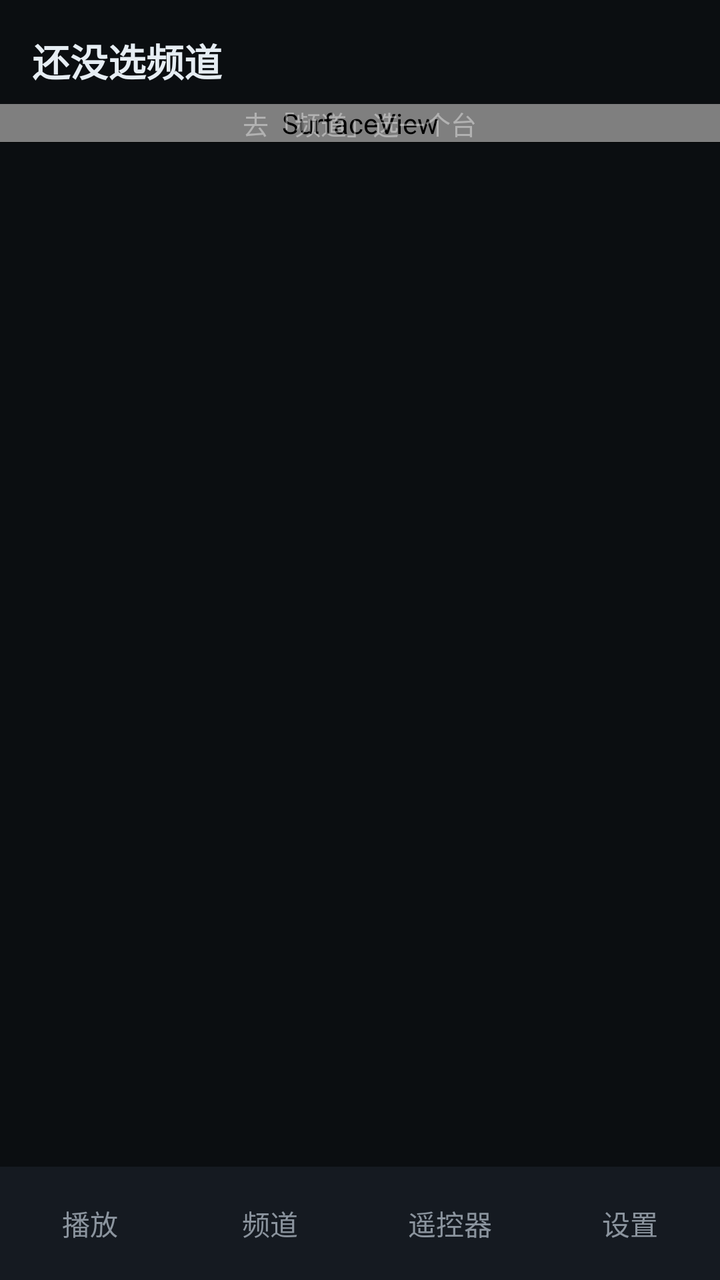
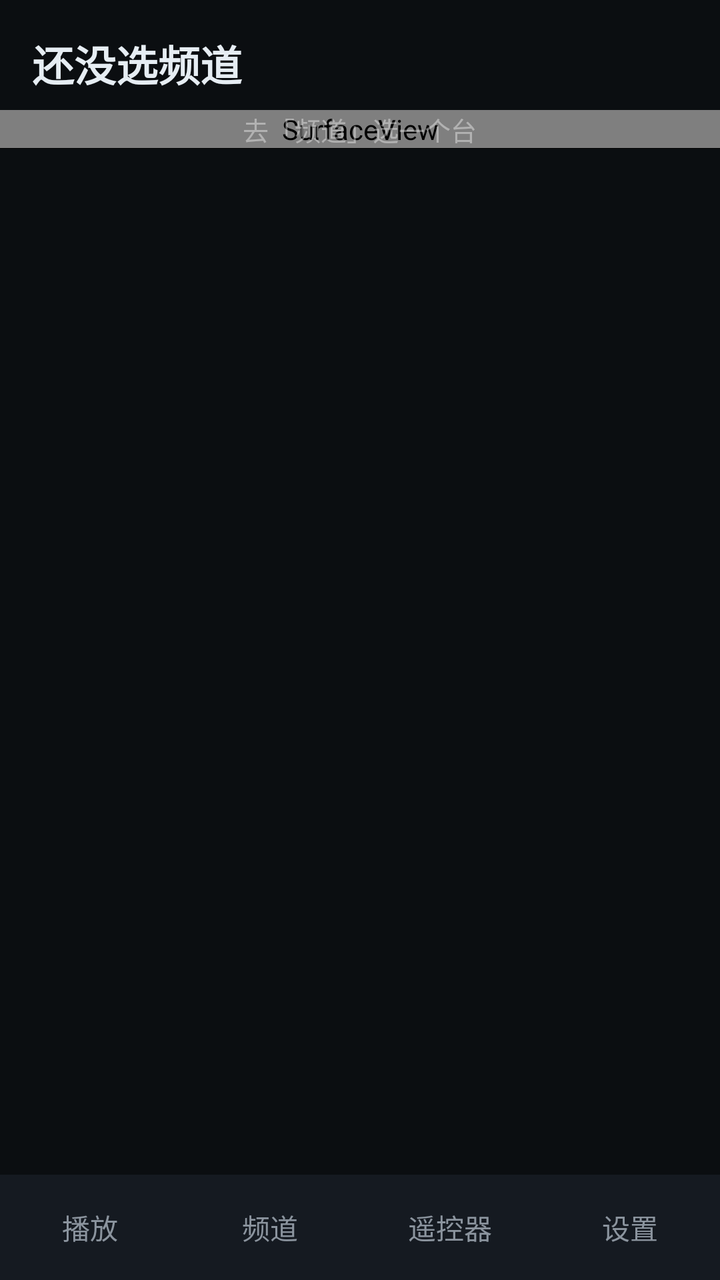

Two renders of the same Android screen: before a commit and after it. Below are the layout's source before the change and the commit's diff.
<!-- AndroidManifest.xml: application theme Theme.Litv -->
<!-- res/layout/activity_phone_home.xml -->
<?xml version="1.0" encoding="utf-8"?>
<LinearLayout xmlns:android="http://schemas.android.com/apk/res/android"
    android:layout_width="match_parent"
    android:layout_height="match_parent"
    android:background="@color/bg"
    android:orientation="vertical">

    <FrameLayout
        android:layout_width="match_parent"
        android:layout_height="0dp"
        android:layout_weight="1">

        
        <LinearLayout
            android:id="@+id/panelPlay"
            android:layout_width="match_parent"
            android:layout_height="match_parent"
            android:orientation="vertical">

            <LinearLayout
                android:id="@+id/playHeader"
                android:layout_width="match_parent"
                android:layout_height="wrap_content"
                android:gravity="center_vertical"
                android:orientation="horizontal"
                android:paddingHorizontal="16dp"
                android:paddingTop="16dp"
                android:paddingBottom="8dp">

                <TextView
                    android:id="@+id/playName"
                    android:layout_width="0dp"
                    android:layout_height="wrap_content"
                    android:layout_weight="1"
                    android:ellipsize="end"
                    android:maxLines="1"
                    android:text="还没选频道"
                    android:textColor="@color/text_primary"
                    android:textSize="19sp"
                    android:textStyle="bold" />

                <TextView
                    android:id="@+id/playEngine"
                    android:layout_width="wrap_content"
                    android:layout_height="wrap_content"
                    android:layout_marginStart="8dp"
                    android:textColor="@color/accent"
                    android:textSize="11sp" />
            </LinearLayout>

            <FrameLayout
                android:id="@+id/videoBox"
                android:layout_width="match_parent"
                android:layout_height="wrap_content"
                android:background="@android:color/black">

                <SurfaceView
                    android:id="@+id/surface"
                    android:layout_width="match_parent"
                    android:layout_height="match_parent" />

                <ProgressBar
                    android:id="@+id/loading"
                    android:layout_width="38dp"
                    android:layout_height="38dp"
                    android:layout_gravity="center"
                    android:indeterminateTint="@color/accent"
                    android:visibility="gone" />

                <TextView
                    android:id="@+id/gestureTip"
                    android:layout_width="wrap_content"
                    android:layout_height="wrap_content"
                    android:layout_gravity="center"
                    android:background="#CC151A21"
                    android:paddingHorizontal="18dp"
                    android:paddingVertical="10dp"
                    android:textColor="@color/text_primary"
                    android:textSize="15sp"
                    android:visibility="gone" />

                <TextView
                    android:id="@+id/playHint"
                    android:layout_width="wrap_content"
                    android:layout_height="wrap_content"
                    android:layout_gravity="center"
                    android:text="去「频道」选一个台"
                    android:textColor="#66FFFFFF"
                    android:textSize="13sp" />

                
                <LinearLayout
                    android:id="@+id/playerControls"
                    android:layout_width="match_parent"
                    android:layout_height="wrap_content"
                    android:layout_gravity="bottom"
                    android:background="#99000000"
                    android:gravity="center_vertical"
                    android:orientation="horizontal"
                    android:paddingHorizontal="8dp"
                    android:paddingVertical="6dp"
                    android:visibility="gone">

                    <TextView
                        android:id="@+id/btnPrev"
                        style="@style/PhoneCtl"
                        android:text="⏮&#10;上一台" />

                    <TextView
                        android:id="@+id/btnPlayPause"
                        style="@style/PhoneCtl"
                        android:text="⏸&#10;暂停" />

                    <TextView
                        android:id="@+id/btnNext"
                        style="@style/PhoneCtl"
                        android:text="⏭&#10;下一台" />

                    <TextView
                        android:id="@+id/btnMute"
                        style="@style/PhoneCtl"
                        android:text="🔇&#10;静音" />

                    <TextView
                        android:id="@+id/btnFullscreen"
                        style="@style/PhoneCtl"
                        android:text="⛶&#10;全屏" />

                    <TextView
                        android:id="@+id/btnCast"
                        style="@style/PhoneCtl"
                        android:text="📺&#10;投屏" />
                </LinearLayout>
            </FrameLayout>

            <TextView
                android:id="@+id/playNow"
                android:layout_width="match_parent"
                android:layout_height="wrap_content"
                android:ellipsize="end"
                android:maxLines="1"
                android:paddingHorizontal="16dp"
                android:paddingTop="10dp"
                android:textColor="@color/text_secondary"
                android:textSize="12sp" />

            
            <TextView
                android:id="@+id/playRoute"
                android:layout_width="match_parent"
                android:layout_height="wrap_content"
                android:ellipsize="end"
                android:maxLines="1"
                android:paddingHorizontal="16dp"
                android:paddingTop="3dp"
                android:textColor="#66FFFFFF"
                android:textSize="11sp" />

            <ScrollView
                android:layout_width="match_parent"
                android:layout_height="0dp"
                android:layout_weight="1"
                android:clipToPadding="false"
                android:paddingHorizontal="16dp"
                android:scrollbars="none">

                <LinearLayout
                    android:id="@+id/epgList"
                    android:layout_width="match_parent"
                    android:layout_height="wrap_content"
                    android:orientation="vertical" />
            </ScrollView>
        </LinearLayout>

        
        <LinearLayout
            android:id="@+id/panelChannel"
            android:layout_width="match_parent"
            android:layout_height="match_parent"
            android:background="@color/bg"
            android:orientation="vertical"
            android:visibility="gone">

            <TextView
                android:id="@+id/status"
                android:layout_width="match_parent"
                android:layout_height="wrap_content"
                android:paddingHorizontal="16dp"
                android:paddingTop="16dp"
                android:textColor="@color/text_secondary"
                android:textSize="12sp" />

            <EditText
                android:id="@+id/searchInput"
                android:layout_width="match_parent"
                android:layout_height="wrap_content"
                android:layout_marginHorizontal="16dp"
                android:layout_marginTop="8dp"
                android:autofillHints="none"
                android:background="@drawable/bg_card"
                android:hint="搜频道名 / 分组"
                android:imeOptions="actionSearch"
                android:inputType="text"
                android:maxLines="1"
                android:paddingHorizontal="14dp"
                android:paddingVertical="9dp"
                android:singleLine="true"
                android:textColor="@color/text_primary"
                android:textColorHint="@color/text_secondary"
                android:textSize="14sp" />

            <HorizontalScrollView
                android:id="@+id/groupBar"
                android:layout_width="match_parent"
                android:layout_height="wrap_content"
                android:layout_marginTop="6dp"
                android:paddingHorizontal="12dp"
                android:scrollbars="none">

                <LinearLayout
                    android:id="@+id/groupChips"
                    android:layout_width="wrap_content"
                    android:layout_height="wrap_content"
                    android:orientation="horizontal" />
            </HorizontalScrollView>

            <androidx.recyclerview.widget.RecyclerView
                android:id="@+id/list"
                android:layout_width="match_parent"
                android:layout_height="0dp"
                android:layout_marginTop="4dp"
                android:layout_weight="1"
                android:clipToPadding="false"
                android:paddingHorizontal="16dp"
                android:paddingBottom="12dp"
                android:scrollbars="none" />

            <TextView
                android:id="@+id/empty"
                android:layout_width="match_parent"
                android:layout_height="0dp"
                android:layout_weight="1"
                android:gravity="center"
                android:text="@string/empty_channels"
                android:textColor="@color/text_secondary"
                android:textSize="16sp"
                android:visibility="gone" />
        </LinearLayout>
    </FrameLayout>

    
    <LinearLayout
        android:id="@+id/bottomTabs"
        android:layout_width="match_parent"
        android:layout_height="wrap_content"
        android:background="@color/bg_panel"
        android:orientation="horizontal"
        android:paddingVertical="10dp">

        <TextView
            android:id="@+id/tabPlay"
            style="@style/PhoneTab"
            android:text="播放" />

        <TextView
            android:id="@+id/tabChannel"
            style="@style/PhoneTab"
            android:text="频道" />

        <TextView
            android:id="@+id/tabRemote"
            style="@style/PhoneTab"
            android:text="遥控器" />

        <TextView
            android:id="@+id/tabSettings"
            style="@style/PhoneTab"
            android:text="设置" />
    </LinearLayout>
</LinearLayout>
<!-- resources referenced by this layout -->
<resources>
  <color name="accent">#FF2DD4BF</color>
  <color name="bg">#FF0B0E11</color>
  <color name="bg_panel">#FF151A21</color>
  <color name="text_primary">#FFE6EDF3</color>
  <color name="text_secondary">#FF8B949E</color>
  <!-- drawable bg_card (drawable) -->
  <?xml version="1.0" encoding="utf-8"?>
  <shape xmlns:android="http://schemas.android.com/apk/res/android"
      android:shape="rectangle">
      <solid android:color="@color/bg_card" />
      <corners android:radius="10dp" />
  </shape>
  <string name="empty_channels">还没有频道\n请先在管理台导入直播源</string>
  <style name="PhoneCtl">
          <item name="android:layout_width">0dp</item>
          <item name="android:layout_height">wrap_content</item>
          <item name="android:layout_weight">1</item>
          <item name="android:layout_marginHorizontal">3dp</item>
          <item name="android:background">@drawable/bg_card</item>
          <item name="android:gravity">center</item>
          <item name="android:paddingVertical">7dp</item>
          <item name="android:textColor">@color/text_primary</item>
          <item name="android:textSize">13sp</item>
      </style>
  <style name="PhoneTab">
          <item name="android:layout_width">0dp</item>
          <item name="android:layout_height">wrap_content</item>
          <item name="android:layout_weight">1</item>
          <item name="android:gravity">center</item>
          <item name="android:paddingVertical">8dp</item>
          <item name="android:textColor">@color/text_secondary</item>
          <item name="android:textSize">14sp</item>
      </style>
  <style name="Theme.Litv" parent="Theme.AppCompat.NoActionBar">
          <item name="android:windowBackground">@color/bg</item>
          <item name="android:colorBackground">@color/bg</item>
          <item name="android:textColorPrimary">@color/text_primary</item>
          <item name="android:textColorSecondary">@color/text_secondary</item>
          <item name="android:statusBarColor">@color/bg</item>
          <item name="android:navigationBarColor">@color/bg</item>
      </style>
  <color name="bg_card">#FF1C232C</color>
</resources>

<!-- the commit's change to res/layout/activity_phone_home.xml (unified diff, before → after) -->
@@ -36,7 +36,7 @@
                     android:maxLines="1"
                     android:text="还没选频道"
                     android:textColor="@color/text_primary"
-                    android:textSize="19sp"
+                    android:textSize="21sp"
                     android:textStyle="bold" />
 
                 <TextView
@@ -73,10 +73,10 @@
                     android:layout_height="wrap_content"
                     android:layout_gravity="center"
                     android:background="#CC151A21"
-                    android:paddingHorizontal="18dp"
-                    android:paddingVertical="10dp"
+                    android:paddingHorizontal="16dp"
+                    android:paddingVertical="8dp"
                     android:textColor="@color/text_primary"
-                    android:textSize="15sp"
+                    android:textSize="16sp"
                     android:visibility="gone" />
 
                 <TextView
@@ -98,7 +98,7 @@
                     android:gravity="center_vertical"
                     android:orientation="horizontal"
                     android:paddingHorizontal="8dp"
-                    android:paddingVertical="6dp"
+                    android:paddingVertical="4dp"
                     android:visibility="gone">
 
                     <TextView
@@ -140,9 +140,9 @@
                 android:ellipsize="end"
                 android:maxLines="1"
                 android:paddingHorizontal="16dp"
-                android:paddingTop="10dp"
+                android:paddingTop="8dp"
                 android:textColor="@color/text_secondary"
-                android:textSize="12sp" />
+                android:textSize="11sp" />
 
             
             <TextView
@@ -152,7 +152,7 @@
                 android:ellipsize="end"
                 android:maxLines="1"
                 android:paddingHorizontal="16dp"
-                android:paddingTop="3dp"
+                android:paddingTop="4dp"
                 android:textColor="#66FFFFFF"
                 android:textSize="11sp" />
 
@@ -188,7 +188,7 @@
                 android:paddingHorizontal="16dp"
                 android:paddingTop="16dp"
                 android:textColor="@color/text_secondary"
-                android:textSize="12sp" />
+                android:textSize="11sp" />
 
             <EditText
                 android:id="@+id/searchInput"
@@ -202,18 +202,18 @@
                 android:imeOptions="actionSearch"
                 android:inputType="text"
                 android:maxLines="1"
-                android:paddingHorizontal="14dp"
-                android:paddingVertical="9dp"
+                android:paddingHorizontal="16dp"
+                android:paddingVertical="8dp"
                 android:singleLine="true"
                 android:textColor="@color/text_primary"
                 android:textColorHint="@color/text_secondary"
-                android:textSize="14sp" />
+                android:textSize="13sp" />
 
             <HorizontalScrollView
                 android:id="@+id/groupBar"
                 android:layout_width="match_parent"
                 android:layout_height="wrap_content"
-                android:layout_marginTop="6dp"
+                android:layout_marginTop="4dp"
                 android:paddingHorizontal="12dp"
                 android:scrollbars="none">
 
@@ -255,7 +255,7 @@
         android:layout_height="wrap_content"
         android:background="@color/bg_panel"
         android:orientation="horizontal"
-        android:paddingVertical="10dp">
+        android:paddingVertical="8dp">
 
         <TextView
             android:id="@+id/tabPlay"
<!-- resource entries referenced after the edit -->
@@ -10,7 +10,7 @@
   <shape xmlns:android="http://schemas.android.com/apk/res/android"
       android:shape="rectangle">
       <solid android:color="@color/bg_card" />
-      <corners android:radius="10dp" />
+      <corners android:radius="8dp" />
   </shape>
   <string name="empty_channels">还没有频道\n请先在管理台导入直播源</string>
   <style name="PhoneCtl">
